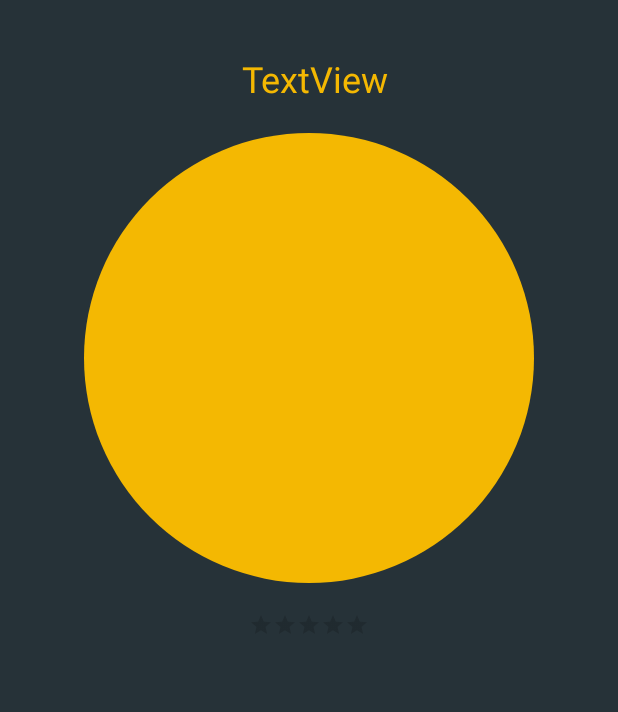
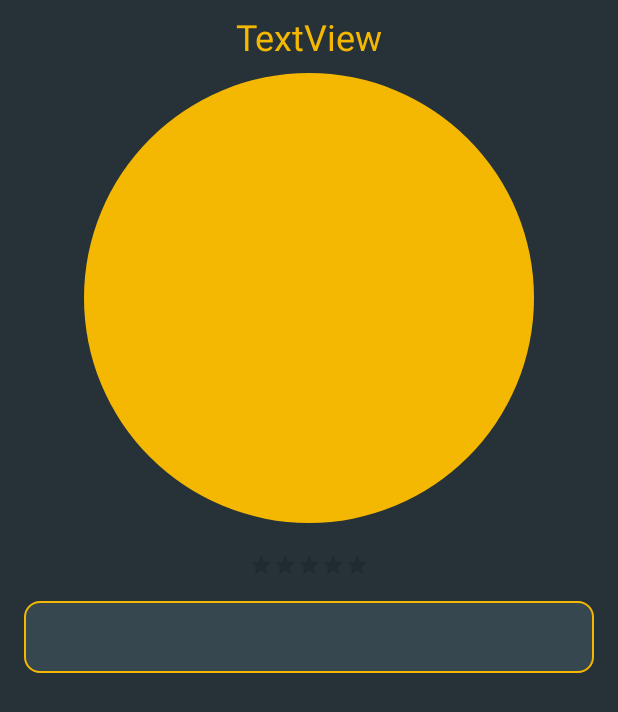
Before and after one commit to YanovskyOr/Beerz, an Android app: the layout fragment_beer_details.xml on its own in the app's theme, with its tools: preview values and no code run, on a phone screen of 412 x 824 dp. Shown: the top 712 px of the screen. Run offline under Robolectric (Android 15) with nearby library versions, the phone set to English and light mode, and no system bars.

Commit message:
reversed list, details scrollable

```diff
--- a/app/src/main/java/ory/ofir/beerz/AddBeerFragment.java
+++ b/app/src/main/java/ory/ofir/beerz/AddBeerFragment.java
@@ -200,8 +200,8 @@ public class AddBeerFragment extends Fragment {
             imageBitmap = BitmapFactory.decodeFile(imagePath, options);
 
             // Do something with the bitmap
-            int dimension = Math.min(imageBitmap.getWidth(), imageBitmap.getHeight());
-            imageBitmap = ThumbnailUtils.extractThumbnail(imageBitmap, dimension, dimension);
+            //int dimension = Math.min(imageBitmap.getWidth(), imageBitmap.getHeight());
+            imageBitmap = ThumbnailUtils.extractThumbnail(imageBitmap, 500, 500);
             RoundedBitmapDrawable roundDrawable = RoundedBitmapDrawableFactory.create(getResources(), imageBitmap);
             roundDrawable.setCircular(true);
             beerPicIv.setImageDrawable(roundDrawable);
--- a/app/src/main/java/ory/ofir/beerz/Model/BeerDao.java
+++ b/app/src/main/java/ory/ofir/beerz/Model/BeerDao.java
@@ -10,7 +10,7 @@ import java.util.List;
 
 @Dao
 public interface BeerDao {
-    @Query("select * from Beer")
+    @Query("select * from Beer ORDER BY id DESC")
     List<Beer> getAll();
 
     @Insert(onConflict = OnConflictStrategy.REPLACE)
--- a/app/src/main/java/ory/ofir/beerz/Model/ModelFirebase.java
+++ b/app/src/main/java/ory/ofir/beerz/Model/ModelFirebase.java
@@ -11,12 +11,14 @@ import com.google.firebase.database.DataSnapshot;
 import com.google.firebase.database.DatabaseError;
 import com.google.firebase.database.DatabaseReference;
 import com.google.firebase.database.FirebaseDatabase;
+import com.google.firebase.database.Query;
 import com.google.firebase.database.ValueEventListener;
 import com.google.firebase.storage.FirebaseStorage;
 import com.google.firebase.storage.StorageReference;
 import com.google.firebase.storage.UploadTask;
 
 import java.io.ByteArrayOutputStream;
+import java.util.Collections;
 import java.util.Date;
 import java.util.LinkedList;
 import java.util.List;
@@ -45,16 +47,21 @@ public class ModelFirebase {
 
     public void getAllBeers(final GetAllBeersListener listener) {
         DatabaseReference brRef = FirebaseDatabase.getInstance().getReference().child("beers");
+        // brRefDesc = brRef.orderByChild("id");
 
         eventListener = brRef.addValueEventListener(new ValueEventListener() {
             @Override
             public void onDataChange(DataSnapshot dataSnapshot) {
                 List<Beer> brList = new LinkedList<>();
 
+
+
                 for (DataSnapshot brSnapshot: dataSnapshot.getChildren()) {
                     Beer br = brSnapshot.getValue(Beer.class);
                     brList.add(br);
                 }
+
+                Collections.reverse(brList);
                 listener.onSuccess(brList);
             }
 
--- a/app/src/main/java/ory/ofir/beerz/View/BeersListFragment.java
+++ b/app/src/main/java/ory/ofir/beerz/View/BeersListFragment.java
@@ -116,7 +116,6 @@ public class BeersListFragment extends Fragment {
 
     class MyAdapter extends BaseAdapter {
         public MyAdapter(){
-
         }
 
         @Override
--- /dev/null
+++ b/app/src/main/res/drawable/round_corners_ractangle_shape_altr.xml
@@ -0,0 +1,20 @@
+<?xml version="1.0" encoding="utf-8"?>
+<layer-list xmlns:android="http://schemas.android.com/apk/res/android" >
+
+    <item>
+        <shape android:shape="rectangle" android:padding="10dp">
+            <solid android:color="@color/colorBg" />
+            <corners
+                android:topLeftRadius="10dp"
+                android:topRightRadius="10dp"
+                android:bottomLeftRadius="10dp"
+                android:bottomRightRadius="10dp"
+
+                />
+            <stroke
+                android:width="1dp"
+                android:color="@color/colorAccent" />
+
+        </shape>
+    </item>
+</layer-list>
--- /dev/null
+++ b/app/src/main/res/drawable/round_corners_rectangle_shape.xml
@@ -0,0 +1,16 @@
+<?xml version="1.0" encoding="utf-8"?>
+<layer-list xmlns:android="http://schemas.android.com/apk/res/android" >
+
+    <item>
+        <shape android:shape="rectangle" android:padding="10dp">
+            <solid android:color="@color/colorBg" />
+            <corners
+                android:topLeftRadius="10dp"
+                android:topRightRadius="10dp"
+                android:bottomLeftRadius="10dp"
+                android:bottomRightRadius="10dp"
+
+                />
+        </shape>
+    </item>
+</layer-list>
--- a/app/src/main/res/layout/beer_list_item.xml
+++ b/app/src/main/res/layout/beer_list_item.xml
@@ -82,12 +82,10 @@
         android:id="@+id/br_picture_tv"
         android:layout_width="100dp"
         android:layout_height="100dp"
-        android:layout_marginBottom="8dp"
         android:layout_marginEnd="24dp"
-        android:layout_marginTop="8dp"
+        android:layout_marginTop="32dp"
         android:contentDescription="pic"
         android:src="@drawable/circle_shape"
-        app:layout_constraintBottom_toBottomOf="parent"
         app:layout_constraintEnd_toEndOf="parent"
         app:layout_constraintTop_toTopOf="parent" />
 
--- a/app/src/main/res/layout/fragment_beer_details.xml
+++ b/app/src/main/res/layout/fragment_beer_details.xml
@@ -2,6 +2,7 @@
 
 <RelativeLayout xmlns:android="http://schemas.android.com/apk/res/android"
     xmlns:app="http://schemas.android.com/apk/res-auto"
+    xmlns:tools="http://schemas.android.com/tools"
     android:id="@+id/bottomSheetLayout"
     android:layout_width="match_parent"
     android:layout_height="match_parent"
@@ -9,13 +10,12 @@
     app:behavior_peekHeight="80dp"
     app:layout_behavior="@string/bottom_sheet_behavior">
 
-<android.support.constraint.ConstraintLayout
-    xmlns:android="http://schemas.android.com/apk/res/android"
+    <android.support.constraint.ConstraintLayout xmlns:android="http://schemas.android.com/apk/res/android"
         xmlns:app="http://schemas.android.com/apk/res-auto"
         xmlns:tools="http://schemas.android.com/tools"
+        android:id="@+id/details_container"
         android:layout_width="match_parent"
         android:layout_height="match_parent"
-    android:id="@+id/details_container"
         android:background="@color/colorBgDark">
 
 
@@ -23,16 +23,35 @@
             android:id="@+id/beer_name_tv"
             android:layout_width="wrap_content"
             android:layout_height="wrap_content"
-        android:layout_marginStart="8dp"
+            android:layout_marginEnd="16dp"
+            android:layout_marginStart="16dp"
             android:layout_marginTop="8dp"
             android:text="TextView"
             android:textColor="@color/colorAccent"
             android:textSize="24sp"
+            app:layout_constraintEnd_toEndOf="parent"
+            app:layout_constraintStart_toStartOf="parent"
+            app:layout_constraintTop_toTopOf="parent" />
+
+        <android.support.v4.widget.NestedScrollView
+            android:id="@+id/nestedScrollView"
+            android:layout_width="match_parent"
+            android:layout_height="0dp"
+            android:layout_alignParentBottom="true"
+            android:layout_centerHorizontal="true"
+            android:layout_marginBottom="16dp"
+            android:layout_marginEnd="16dp"
+            android:layout_marginStart="16dp"
+            android:layout_marginTop="8dp"
             app:layout_constraintBottom_toBottomOf="parent"
             app:layout_constraintEnd_toEndOf="parent"
             app:layout_constraintStart_toStartOf="parent"
-        app:layout_constraintTop_toTopOf="parent"
-        app:layout_constraintVertical_bias="0.036" />
+            app:layout_constraintTop_toBottomOf="@+id/beer_name_tv">
+
+            <android.support.constraint.ConstraintLayout
+                android:layout_width="match_parent"
+                android:layout_height="match_parent"
+                android:background="@color/colorBgDark">
 
                 <ImageView
                     android:id="@+id/beer_picture_tv"
@@ -40,12 +59,10 @@
                     android:layout_height="300dp"
                     android:layout_marginEnd="8dp"
                     android:layout_marginStart="8dp"
-        android:layout_marginTop="20dp"
                     android:contentDescription="pic"
                     android:src="@drawable/circle_shape"
                     app:layout_constraintEnd_toEndOf="parent"
-        app:layout_constraintStart_toStartOf="parent"
-        app:layout_constraintTop_toBottomOf="@+id/beer_name_tv" />
+                    app:layout_constraintStart_toStartOf="parent" />
 
                 <RatingBar
                     android:id="@+id/beer_rating_rb"
@@ -61,19 +78,33 @@
                     app:layout_constraintStart_toStartOf="parent"
                     app:layout_constraintTop_toBottomOf="@+id/beer_picture_tv" />
 
+
                 <TextView
                     android:id="@+id/beerr_desc_tv"
-        android:layout_width="0dp"
-        android:layout_height="wrap_content"
-        android:layout_marginEnd="8dp"
-        android:layout_marginStart="8dp"
-        android:layout_marginTop="8dp"
-        android:minHeight="100dp"
+                    android:layout_width="match_parent"
+                    android:layout_height="match_parent"
+                    android:layout_marginBottom="8dp"
+                    android:layout_marginTop="16dp"
+                    android:background="@drawable/round_corners_ractangle_shape_altr"
+                    android:minHeight="48dp"
+                    android:padding="8dp"
                     android:textColor="@color/white"
                     android:textSize="16sp"
-        app:layout_constraintEnd_toEndOf="parent"
-        app:layout_constraintStart_toStartOf="parent"
+                    app:layout_constraintBottom_toBottomOf="parent"
                     app:layout_constraintTop_toBottomOf="@+id/beer_rating_rb" />
+
+                <!--<TextView-->
+                <!--android:layout_width="match_parent"-->
+                <!--android:layout_height="match_parent"-->
+                <!--android:layout_marginTop="16dp"-->
+                <!--android:minHeight="100dp"-->
+                <!--android:text="Lorem ipsum dolor sit amet, consectetur adipiscing elit. Fusce maximus, justo vel tristique porta, velit neque pharetra arcu, non pellentesque sem sem sed ligula. Ut quis ornare ante. Donec congue lectus a imperdiet hendrerit. Donec vestibulum magna vitae sodales fermentum. Donec placerat turpis ut tellus tincidunt, vitae iaculis lectus luctus. Nunc risus nibh, pulvinar eget maximus nec, dictum eget nisl. Sed id consequat nisi. Cras eget mauris ultrices, ornare nunc sed, convallis velit. Nullam tristique pharetra nisl, vel lacinia justo.  Nunc vel urna non velit lacinia suscipit non sed nibh. Maecenas accumsan nisi a odio faucibus, eu interdum justo viverra. Aenean aliquet, nisi at pharetra finibus, ante tortor porttitor ipsum, quis fringilla enim turpis ut turpis. Integer cursus ornare dictum. Etiam non mi ac ipsum auctor vestibulum ut accumsan nibh. Vivamus dictum viverra mattis. Sed porta, felis vitae vulputate ullamcorper, arcu nisi ultricies turpis, id dapibus nisi elit ac lorem. Aenean at nulla turpis. Pellentesque eu eros non augue cursus molestie. Nunc pharetra nisl ante, et suscipit sapien dapibus non. Donec porta fermentum lectus non maximus. Vestibulum accumsan erat at volutpat luctus."-->
+                <!--android:textColor="@color/white"-->
+                <!--android:textSize="16sp"-->
+                <!--app:layout_constraintTop_toBottomOf="@+id/beerr_desc_tv" />-->
+
+            </android.support.constraint.ConstraintLayout>
+        </android.support.v4.widget.NestedScrollView>
 
     </android.support.constraint.ConstraintLayout>
 
```
Lines whose indentation alone changed are shown as unchanged.
